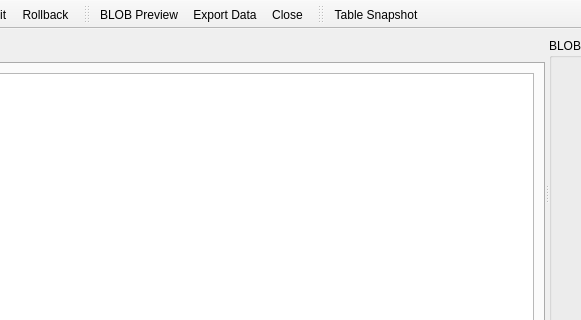
iamkjg/sqliteman, file Sqliteman/sqliteman/dataviewer.ui: the form before one commit; both pictures show x 311 to 892 and y 0 to 320 of the 976 by 607 pixel window.
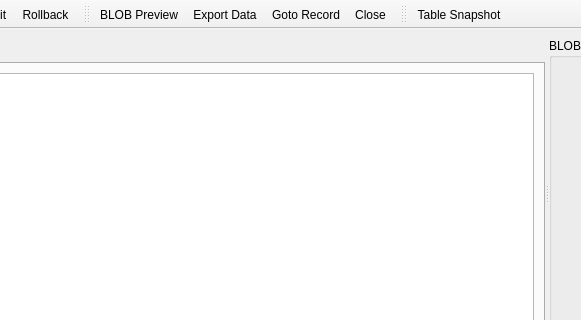
The form after the commit. Custom widgets are drawn as their Qt base class.

Commit message: go to record implemented

What changed in the file:
```diff
--- a/Sqliteman/sqliteman/dataviewer.ui
+++ b/Sqliteman/sqliteman/dataviewer.ui
@@ -165,6 +165,7 @@
    </attribute>
    <addaction name="actionBLOB_Preview"/>
    <addaction name="actionExport_Data"/>
+   <addaction name="action_Goto_Line"/>
    <addaction name="actionClose"/>
   </widget>
   <widget class="QToolBar" name="snapshotToolBar">
@@ -239,6 +240,14 @@
     <string>BLOB Preview</string>
    </property>
   </action>
+  <action name="action_Goto_Line">
+   <property name="text">
+    <string>&amp;Goto Record...</string>
+   </property>
+   <property name="toolTip">
+    <string>Go to line number</string>
+   </property>
+  </action>
  </widget>
  <customwidgets>
   <customwidget>
```
The commit also changes 3 other files.
